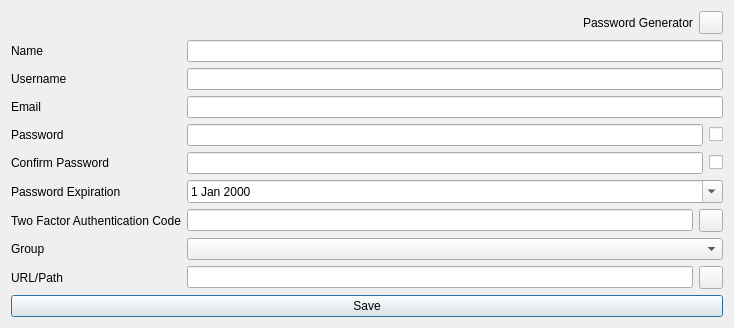
daniel-deru/WorkMate-3.0, file designs/xml/app_vault_window.ui: the form before one commit.
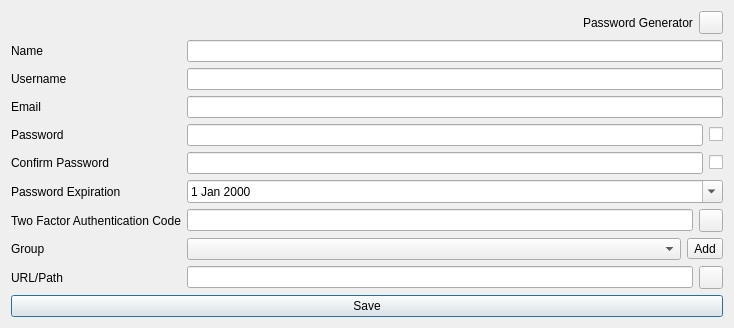
The form after the commit.

Commit message: added add group button to windows where you can choose a group

Diff of the .ui file:
```diff
--- a/designs/xml/app_vault_window.ui
+++ b/designs/xml/app_vault_window.ui
@@ -7,7 +7,7 @@
     <x>0</x>
     <y>0</y>
     <width>734</width>
-    <height>321</height>
+    <height>323</height>
    </rect>
   </property>
   <property name="windowTitle">
@@ -186,9 +186,6 @@
        </property>
       </widget>
      </item>
-     <item row="7" column="1">
-      <widget class="QComboBox" name="cmb_group"/>
-     </item>
      <item row="8" column="0">
       <widget class="QLabel" name="lbl_path">
        <property name="text">
@@ -213,6 +210,30 @@
        </item>
       </layout>
      </item>
+     <item row="7" column="1">
+      <layout class="QHBoxLayout" name="horizontalLayout_7">
+       <item>
+        <widget class="QComboBox" name="cmb_group">
+         <property name="sizePolicy">
+          <sizepolicy hsizetype="Expanding" vsizetype="Fixed">
+           <horstretch>0</horstretch>
+           <verstretch>0</verstretch>
+          </sizepolicy>
+         </property>
+        </widget>
+       </item>
+       <item>
+        <widget class="QToolButton" name="tbtn_add_group">
+         <property name="cursor">
+          <cursorShape>PointingHandCursor</cursorShape>
+         </property>
+         <property name="text">
+          <string>Add</string>
+         </property>
+        </widget>
+       </item>
+      </layout>
+     </item>
     </layout>
    </item>
    <item>
```
The commit also changes 21 other files.
